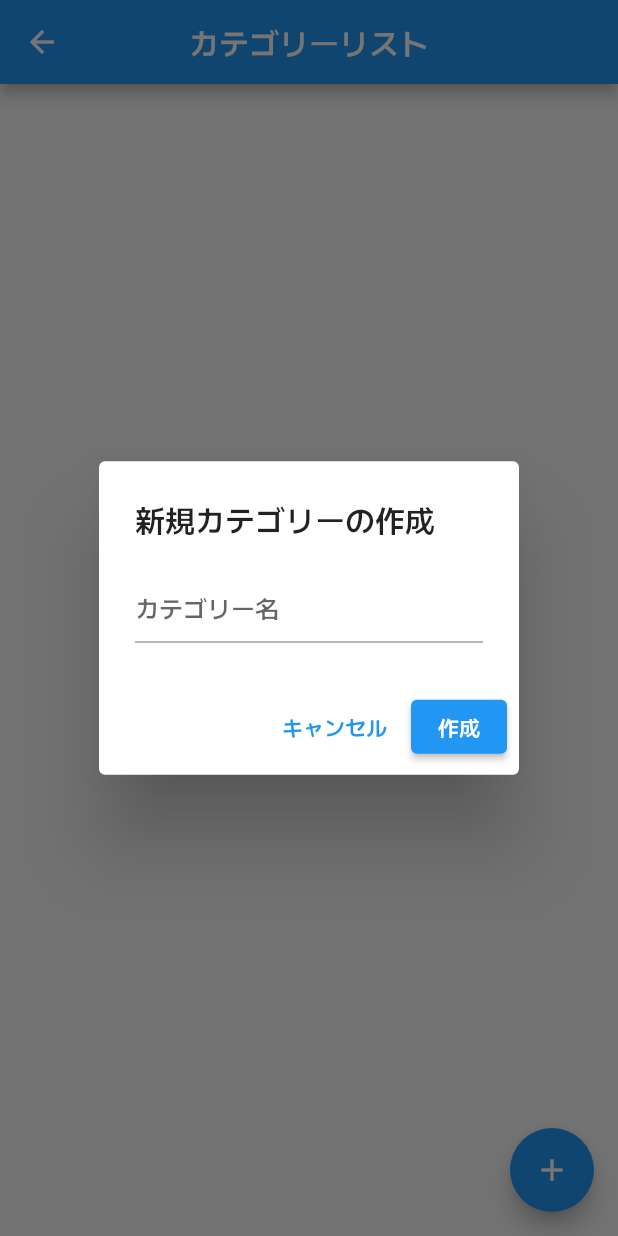
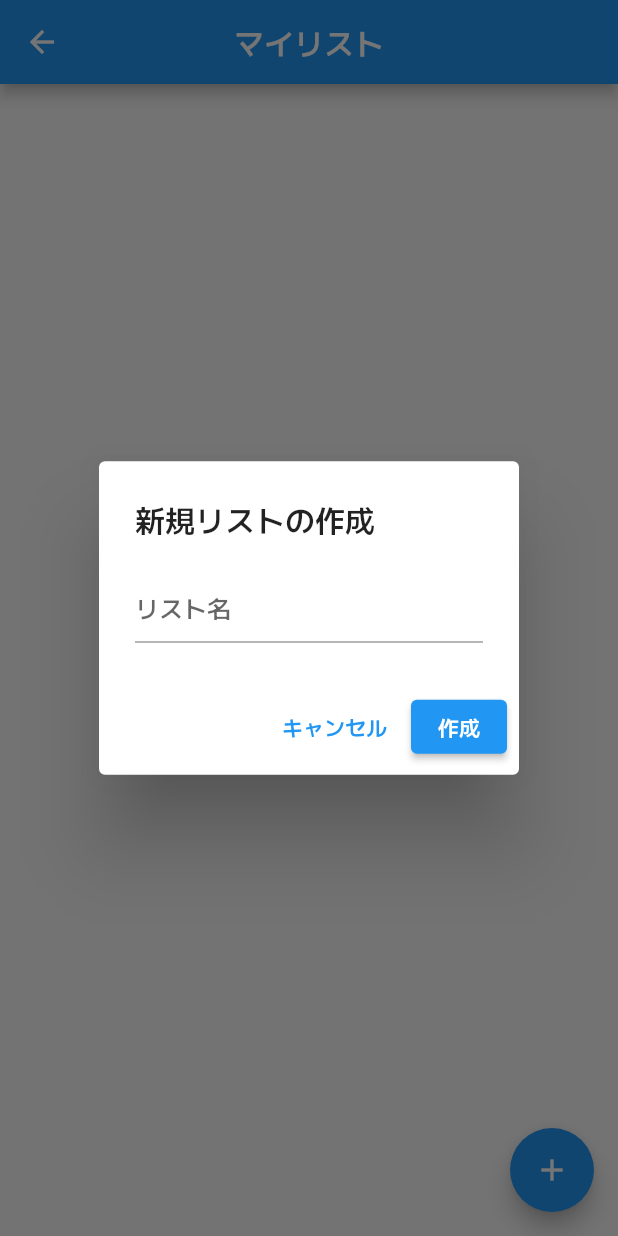
Before and after one commit to sawai-naoki-portfolio/bokitan, a Flutter app: the CategorySelectionPage screen opened directly, after a tap on the "add" icon, on a phone screen of 412 x 824 dp. Run offline on Flutter 3.47's test engine with Material 3 defaults, Android fonts, the phone set to English and light mode, and no system bars; our stand-ins replace flutter_phoenix, flutter_riverpod, math_expressions, share_plus, shared_preferences, table_calendar; accounts and stored records are empty.

Commit message:
カテゴリーをリストに変更

```diff
--- a/lib/notifier/CategoriesNotifier.dart
+++ b/lib/notifier/CategoriesNotifier.dart
@@ -7,7 +7,7 @@ import '../utility/Category.dart';
 
 /// ---------------------------------------------------------------------------
 /// CategoriesNotifier
-/// ─ カテゴリーの作成、更新、削除および単語の所属更新、並び替えを管理する
+/// ─ リストの作成、更新、削除および単語の所属更新、並び替えを管理する
 /// ---------------------------------------------------------------------------
 class CategoriesNotifier extends StateNotifier<List<Category>> {
   CategoriesNotifier() : super([]) {
--- a/lib/utility/Category.dart
+++ b/lib/utility/Category.dart
@@ -1,6 +1,6 @@
 /// ---------------------------------------------------------------------------
 /// Category クラス
-/// ─ ユーザーが登録するカテゴリー。各カテゴリーは名前と所属する単語の名前リストを保持します。
+/// ─ ユーザーが登録するリスト。各リストは名前と所属する単語の名前リストを保持します。
 /// ---------------------------------------------------------------------------
 class Category {
   final String name;
--- a/lib/utility/Product.dart
+++ b/lib/utility/Product.dart
@@ -1,6 +1,6 @@
 /// ---------------------------------------------------------------------------
 /// Product クラス
-/// ─ 単語（もしくは単語）のデータモデル。各単語は名前、読み仮名、説明、カテゴリーを保持します。
+/// ─ 単語（もしくは単語）のデータモデル。各単語は名前、読み仮名、説明、リストを保持します。
 /// ---------------------------------------------------------------------------
 class Product {
   final String name;
--- a/lib/view/SavedItemsPage.dart
+++ b/lib/view/SavedItemsPage.dart
@@ -16,7 +16,7 @@
 //////////////////////////////////////////////
 // 保存した単語（お気に入りなど）を一覧表示する画面です。
 // 各商品（ProductCard）のタップ・スワイプ、長押しアクションから詳細ダイアログや
-// カテゴリー割当、単語チェック問題登録などの操作を実行できます。
+// リスト割当、単語チェック問題登録などの操作を実行できます。
 class SavedItemsPage extends ConsumerWidget {
   const SavedItemsPage({super.key});
 
@@ -72,7 +72,7 @@
                 },
                 child: GestureDetector(
                   onLongPress: () {
-                    // 長押し時はカテゴリー割当ウィジェット表示などを実行
+                    // 長押し時はリスト割当ウィジェット表示などを実行
                     showModalBottomSheet(
                       context: context,
                       builder: (context) => SafeArea(
--- a/lib/view/SearchPage.dart
+++ b/lib/view/SearchPage.dart
@@ -69,7 +69,7 @@ class _SearchPageState extends ConsumerState<SearchPage> {
                 title: const Text("保存する"),
                 onTap: () {
                   Navigator.pop(context);
-                  // カテゴリーへの自動割当画面等の表示
+                  // リストへの自動割当画面等の表示
                   showModalBottomSheet(
                     context: context,
                     builder: (context) =>
@@ -130,7 +130,7 @@ class _SearchPageState extends ConsumerState<SearchPage> {
               onPressed: () {
                 // メニュー表示時にもキーボードフォーカスを解除
                 FocusScope.of(context).unfocus();
-                // 下部モーダルシートで各種機能（保存一覧、カテゴリー、クイズ、設定など）へ遷移
+                // 下部モーダルシートで各種機能（保存一覧、リスト、クイズ、設定など）へ遷移
                 showModalBottomSheet(
                   context: context,
                   backgroundColor: Colors.transparent,
@@ -209,7 +209,7 @@ class _SearchPageState extends ConsumerState<SearchPage> {
                                   const Icon(Icons.folder, color: Colors.blue),
                                   context.horizontalSpaceMedium,
                                   Expanded(
-                                      child: Text("カテゴリーリスト",
+                                      child: Text("マイリスト",
                                           style: TextStyle(
                                               fontSize:
                                                   context.fontSizeMedium))),
@@ -282,7 +282,7 @@ class _SearchPageState extends ConsumerState<SearchPage> {
                                 context,
                                 MaterialPageRoute(
                                     builder: (_) =>
-                                    const ScheduleManagementPage()),
+                                        const ScheduleManagementPage()),
                               );
                             },
                             child: Container(
--- a/lib/view/category_page/CategoryAssignmentSheet.dart
+++ b/lib/view/category_page/CategoryAssignmentSheet.dart
@@ -2,7 +2,7 @@
 // CategoryAssignmentSheet
 // -----------------------------------------------------------------------------
 // CategoryAssignmentSheet は、指定された商品（Product）に対して、
-// ・どのカテゴリーに所属させるか（チェックボックスで複数選択可能）
+// ・どのリストに所属させるか（チェックボックスで複数選択可能）
 // ・「保存済み」にするかどうか
 // の割り当て状態を設定するためのモーダルシートです。
 // ============================================================================
@@ -18,7 +18,7 @@ import '../../utility/Product.dart';
 class CategoryAssignmentSheet extends ConsumerStatefulWidget {
   final Product product;
 
-  /// [product] - カテゴリー割当の対象商品
+  /// [product] - リスト割当の対象商品
   const CategoryAssignmentSheet({super.key, required this.product});
 
   @override
@@ -28,13 +28,13 @@ class CategoryAssignmentSheet extends ConsumerStatefulWidget {
 // ============================================================================
 // CategoryAssignmentSheetState
 // -----------------------------------------------------------------------------
-// CategoryAssignmentSheetState において、既存のカテゴリー割当情報と
+// CategoryAssignmentSheetState において、既存のリスト割当情報と
 // 保存状態をローカルに保持し、ユーザーがチェックを変更した結果を反映後、
 // 「完了」ボタンを押すとそれぞれのプロバイダーに更新を通知します。
 // ============================================================================
 class CategoryAssignmentSheetState
     extends ConsumerState<CategoryAssignmentSheet> {
-  /// 各カテゴリー名と、該当商品がそのカテゴリーに所属しているかの状態（trueなら所属）
+  /// 各リスト名と、該当商品がそのリストに所属しているかの状態（trueなら所属）
   late Map<String, bool> _localAssignments;
 
   /// 商品が「保存単語」（お気に入り）に登録されているかの状態
@@ -43,7 +43,7 @@ class CategoryAssignmentSheetState
   @override
   void initState() {
     super.initState();
-    // 現在のカテゴリー割当情報をローカル状態として初期化
+    // 現在のリスト割当情報をローカル状態として初期化
     final currentCategories = ref.read(categoriesProvider);
     _localAssignments = {
       for (var cat in currentCategories)
@@ -64,12 +64,12 @@ class CategoryAssignmentSheetState
         child: Column(
           mainAxisSize: MainAxisSize.min,
           children: [
-            // ヘッダ部分：対象商品の名称と「新規カテゴリー追加」ボタン
+            // ヘッダ部分：対象商品の名称と「新規リスト追加」ボタン
             Row(
               children: [
                 Expanded(
                   child: Text(
-                    "【${widget.product.name}】のカテゴリー割当",
+                    "【${widget.product.name}】のリスト割当",
                     style: TextStyle(
                       fontWeight: FontWeight.bold,
                       fontSize: context.fontSizeMedium,
@@ -78,20 +78,20 @@ class CategoryAssignmentSheetState
                 ),
                 TextButton.icon(
                   onPressed: () async {
-                    // 新しいカテゴリーを追加するダイアログを表示
+                    // 新しいリストを追加するダイアログを表示
                     final newCat = await showCategoryCreationDialog(context);
                     if (newCat != null && newCat.isNotEmpty) {
                       await ref
                           .read(categoriesProvider.notifier)
                           .addCategory(newCat);
                       setState(() {
-                        // 新規追加したカテゴリーは初期状態で未割当にする
+                        // 新規追加したリストは初期状態で未割当にする
                         _localAssignments[newCat] = false;
                       });
                     }
                   },
                   icon: const Icon(Icons.add),
-                  label: const Text("新規カテゴリーを追加"),
+                  label: const Text("新規リストを追加"),
                 ),
               ],
             ),
@@ -107,7 +107,7 @@ class CategoryAssignmentSheetState
               },
             ),
             const Divider(),
-            // カテゴリー一覧のチェックボックスリスト：各カテゴリーにこの商品を割り当てるか選択
+            // リスト一覧のチェックボックスリスト：各リストにこの商品を割り当てるか選択
             Flexible(
               child: ListView.builder(
                 shrinkWrap: true,
@@ -134,7 +134,7 @@ class CategoryAssignmentSheetState
                 minimumSize: const Size(double.infinity, 48),
               ),
               onPressed: () async {
-                // 各カテゴリーについて、ローカル状態に応じて商品割当の更新を実行
+                // 各リストについて、ローカル状態に応じて商品割当の更新を実行
                 for (var entry in _localAssignments.entries) {
                   await ref
                       .read(categoriesProvider.notifier)
--- a/lib/view/category_page/CategoryItemsPage.dart
+++ b/lib/view/category_page/CategoryItemsPage.dart
@@ -51,7 +51,7 @@ class CategoryItemsPageState extends ConsumerState<CategoryItemsPage> {
 
     return Scaffold(
       appBar: AppBar(
-        title: Text("カテゴリー: $categoryName"),
+        title: Text("リスト: $categoryName"),
         centerTitle: true,
         actions: [
           if (_isSorting)
@@ -67,7 +67,7 @@ class CategoryItemsPageState extends ConsumerState<CategoryItemsPage> {
         ],
       ),
       body: filtered.isEmpty
-          ? const Center(child: Text("このカテゴリーに単語はありません"))
+          ? const Center(child: Text("このリストに単語はありません"))
           : _isSorting
               ? _buildSortingList(filtered, categoryName) // 並び替えモード表示
               : _buildNormalList(filtered, categoryName), // 通常リスト表示
@@ -91,7 +91,7 @@ class CategoryItemsPageState extends ConsumerState<CategoryItemsPage> {
                   context: context,
                   builder: (context) => AlertDialog(
                     title: const Text("削除確認"),
-                    content: Text("${product.name} をカテゴリーから削除してよろしいですか？"),
+                    content: Text("${product.name} をリストから削除してよろしいですか？"),
                     actions: [
                       TextButton(
                         onPressed: () => Navigator.pop(context, false),
--- a/lib/view/category_page/CategorySelectionPage.dart
+++ b/lib/view/category_page/CategorySelectionPage.dart
@@ -11,9 +11,9 @@ import 'CategoryItemsPage.dart';
 //////////////////////////////////////////////
 // CategorySelectionPage
 //////////////////////////////////////////////
-// 登録済みのカテゴリー一覧を表示する画面です。
-// ユーザーはカテゴリーごとに保存された単語のリストを見るため、
-// 各カテゴリーカードをタップして CategoryItemsPage へ遷移できます。
+// 登録済みのリスト一覧を表示する画面です。
+// ユーザーはリストごとに保存された単語のリストを見るため、
+// 各リストカードをタップして CategoryItemsPage へ遷移できます。
 class CategorySelectionPage extends ConsumerStatefulWidget {
   const CategorySelectionPage({super.key});
 
@@ -24,9 +24,9 @@ class CategorySelectionPage extends ConsumerStatefulWidget {
 // ============================================================================
 // CategorySelectionPageState
 // -----------------------------------------------------------------------------
-// この状態クラスは「カテゴリー一覧画面」内で表示するカテゴリーのリストを管理します。
-// ・通常表示モードでは、各カテゴリーをリスト表示し、スワイプで削除や長押しでオプションを起動します。
-// ・並び替えモードでは、ドラッグ＆ドロップでカテゴリーの順序を変更できるようにします。
+// この状態クラスは「リスト一覧画面」内で表示するリストのリストを管理します。
+// ・通常表示モードでは、各リストをリスト表示し、スワイプで削除や長押しでオプションを起動します。
+// ・並び替えモードでは、ドラッグ＆ドロップでリストの順序を変更できるようにします。
 // ============================================================================
 class CategorySelectionPageState extends ConsumerState<CategorySelectionPage> {
   /// 並び替えモードかどうかを示すフラグ（trueならドラッグ＆ドロップで順序変更可能）
@@ -34,7 +34,7 @@ class CategorySelectionPageState extends ConsumerState<CategorySelectionPage> {
 
   @override
   Widget build(BuildContext context) {
-    // プロバイダーから現在のカテゴリー一覧を取得
+    // プロバイダーから現在のリスト一覧を取得
     final categories = ref.watch(categoriesProvider);
     Widget listWidget;
 
@@ -44,7 +44,7 @@ class CategorySelectionPageState extends ConsumerState<CategorySelectionPage> {
         padding: EdgeInsets.symmetric(vertical: context.paddingMedium),
         itemCount: categories.length,
         onReorder: (oldIndex, newIndex) async {
-          // ドラッグ操作後、カテゴリーの新しい順序を更新する
+          // ドラッグ操作後、リストの新しい順序を更新する
           if (newIndex > oldIndex) newIndex--;
           await ref
               .read(categoriesProvider.notifier)
@@ -61,7 +61,7 @@ class CategorySelectionPageState extends ConsumerState<CategorySelectionPage> {
             title: Text(cat.name),
             subtitle: Text("登録済み単語数: ${cat.products.length}"),
             onTap: () {
-              // タップすると、該当カテゴリーの詳細（カテゴリーに属する単語一覧）画面へ遷移
+              // タップすると、該当リストの詳細（リストに属する単語一覧）画面へ遷移
               Navigator.push(
                 context,
                 MaterialPageRoute(
@@ -73,7 +73,7 @@ class CategorySelectionPageState extends ConsumerState<CategorySelectionPage> {
         },
       );
     } else {
-      // 【通常モード】：ListView でカテゴリー一覧を表示し、各リスト項目にスワイプ／タップ／長押し操作を埋め込む
+      // 【通常モード】：ListView でリスト一覧を表示し、各リスト項目にスワイプ／タップ／長押し操作を埋め込む
       listWidget = ListView.builder(
         padding: EdgeInsets.symmetric(vertical: context.paddingMedium),
         itemCount: categories.length,
@@ -87,7 +87,7 @@ class CategorySelectionPageState extends ConsumerState<CategorySelectionPage> {
                     context: context,
                     builder: (context) => AlertDialog(
                       title: const Text("削除確認"),
-                      content: Text("カテゴリー『${cat.name}』を削除してよろしいですか？"),
+                      content: Text("リスト『${cat.name}』を削除してよろしいですか？"),
                       actions: [
                         TextButton(
                           onPressed: () => Navigator.pop(context, false),
@@ -102,7 +102,7 @@ class CategorySelectionPageState extends ConsumerState<CategorySelectionPage> {
                   ) ??
                   false;
             },
-            // スワイプ後にカテゴリーを削除する
+            // スワイプ後にリストを削除する
             onDismissed: () async {
               await ref
                   .read(categoriesProvider.notifier)
@@ -113,7 +113,7 @@ class CategorySelectionPageState extends ConsumerState<CategorySelectionPage> {
               subtitle: Text("登録済み単語数: ${cat.products.length}"),
               trailing: const Icon(Icons.arrow_forward),
               onTap: () {
-                // タップでカテゴリー内の単語一覧へ遷移
+                // タップでリスト内の単語一覧へ遷移
                 Navigator.push(
                   context,
                   MaterialPageRoute(
@@ -121,7 +121,7 @@ class CategorySelectionPageState extends ConsumerState<CategorySelectionPage> {
                   ),
                 );
               },
-              // 長押しでカテゴリーの操作（リネーム、削除、並び替え）モーダルを表示
+              // 長押しでリストの操作（リネーム、削除、並び替え）モーダルを表示
               onLongPress: () {
                 _showCategoryOptions(cat);
               },
@@ -133,7 +133,7 @@ class CategorySelectionPageState extends ConsumerState<CategorySelectionPage> {
 
     return Scaffold(
       appBar: AppBar(
-        title: const Text("カテゴリーリスト"),
+        title: const Text("マイリスト"),
         centerTitle: true,
         actions: [
           // 並び替えモード中は「完了」ボタンを表示して通常モードへ戻す
@@ -149,7 +149,7 @@ class CategorySelectionPageState extends ConsumerState<CategorySelectionPage> {
         ],
       ),
       body: listWidget,
-      // FloatingActionButton：新規カテゴリーを追加するためのダイアログを起動
+      // FloatingActionButton：新規リストを追加するためのダイアログを起動
       floatingActionButton: FloatingActionButton(
         onPressed: () async {
           String? newCat = await showCategoryCreationDialog(context);
@@ -162,7 +162,7 @@ class CategorySelectionPageState extends ConsumerState<CategorySelectionPage> {
     );
   }
 
-  /// カテゴリー長押し時に表示するオプションメニュー（リネーム／削除／並び替え）の表示処理
+  /// リスト長押し時に表示するオプションメニュー（リネーム／削除／並び替え）の表示処理
   void _showCategoryOptions(Category cat) {
     showModalBottomSheet(
       context: context,
@@ -179,7 +179,7 @@ class CategorySelectionPageState extends ConsumerState<CategorySelectionPage> {
                   _showRenameCategoryDialog(cat);
                 },
               ),
-              // カテゴリー削除オプション
+              // リスト削除オプション
               ListTile(
                 leading: const Icon(Icons.delete),
                 title: const Text("リスト削除"),
@@ -189,7 +189,7 @@ class CategorySelectionPageState extends ConsumerState<CategorySelectionPage> {
                     context: context,
                     builder: (context) => AlertDialog(
                       title: const Text("リスト削除"),
-                      content: Text("カテゴリー『${cat.name}』を削除してよろしいですか？"),
+                      content: Text("リスト『${cat.name}』を削除してよろしいですか？"),
                       actions: [
                         TextButton(
                           onPressed: () => Navigator.pop(context, false),
@@ -227,7 +227,7 @@ class CategorySelectionPageState extends ConsumerState<CategorySelectionPage> {
     );
   }
 
-  /// カテゴリー名の変更用ダイアログを表示し、入力された新しい名前で更新する処理
+  /// リスト名の変更用ダイアログを表示し、入力された新しい名前で更新する処理
   void _showRenameCategoryDialog(Category cat) {
     final TextEditingController controller =
         TextEditingController(text: cat.name);
--- a/lib/view/setting_page/CacheClearScreen.dart
+++ b/lib/view/setting_page/CacheClearScreen.dart
@@ -24,7 +24,7 @@ class CacheClearScreenState extends State<CacheClearScreen> {
   final Map<String, String> _labels = {
     'search_history': '検索履歴',
     'mistake_counts': 'ミス回数',
-    'saved_categories': 'カテゴリー',
+    'saved_categories': 'リスト',
     'saved_items': '保存単語',
     'memo_list': 'メモ一覧',
   };
--- a/lib/view/widget/AddItemToCategoryDialog.dart
+++ b/lib/view/widget/AddItemToCategoryDialog.dart
@@ -3,7 +3,7 @@
 // -----------------------------------------------------------------------------
 // このウィジェットは、「カテゴリ内に新たに単語を追加」するためのダイアログです。
 // ・全単語の中から、既にそのカテゴリに登録されていない商品を対象に自動補完（Autocomplete）で検索
-// ・ユーザーが候補をタップすると、該当カテゴリーに自動で商品が追加されます。
+// ・ユーザーが候補をタップすると、該当リストに自動で商品が追加されます。
 // ============================================================================
 import 'package:flutter/material.dart';
 import 'package:flutter_riverpod/flutter_riverpod.dart';
@@ -15,7 +15,7 @@ import '../../utility/Category.dart';
 class AddItemToCategoryDialog extends ConsumerWidget {
   final Category category;
 
-  /// [category] - 商品を追加する対象のカテゴリー情報
+  /// [category] - 商品を追加する対象のリスト情報
   const AddItemToCategoryDialog({super.key, required this.category});
 
   @override
--- a/lib/view/widget/showCategoryCreationDialog.dart
+++ b/lib/view/widget/showCategoryCreationDialog.dart
@@ -3,7 +3,7 @@ import 'package:flutter/material.dart';
 
 /// ---------------------------------------------------------------------------
 /// showCategoryCreationDialog
-/// ─ 新規カテゴリーを作成するためのシンプルな入力ダイアログを表示する
+/// ─ 新規リストを作成するためのシンプルな入力ダイアログを表示する
 /// ---------------------------------------------------------------------------
 Future<String?> showCategoryCreationDialog(BuildContext context) async {
   String temp = "";
@@ -11,10 +11,10 @@ Future<String?> showCategoryCreationDialog(BuildContext context) async {
     context: context,
     builder: (context) {
       return AlertDialog(
-        title: const Text("新規カテゴリーの作成"),
+        title: const Text("新規リストの作成"),
         content: TextField(
           onChanged: (value) => temp = value,
-          decoration: const InputDecoration(hintText: "カテゴリー名"),
+          decoration: const InputDecoration(hintText: "リスト名"),
         ),
         actions: [
           TextButton(
--- a/lib/view/widget/showCategoryDeleteDialog.dart
+++ b/lib/view/widget/showCategoryDeleteDialog.dart
@@ -2,15 +2,15 @@ import 'package:flutter/material.dart';
 
 /// ---------------------------------------------------------------------------
 /// showCategoryDeleteDialog
-/// ─ カテゴリー削除前の確認ダイアログを表示する
+/// ─ リスト削除前の確認ダイアログを表示する
 /// ---------------------------------------------------------------------------
 Future<bool?> showCategoryDeleteDialog(
     BuildContext context, String categoryName) {
   return showDialog<bool>(
     context: context,
     builder: (context) => AlertDialog(
-      title: const Text("カテゴリーの削除"),
-      content: Text("カテゴリー「$categoryName」を削除してよろしいですか？"),
+      title: const Text("リストの削除"),
+      content: Text("リスト「$categoryName」を削除してよろしいですか？"),
       actions: [
         TextButton(
           onPressed: () => Navigator.pop(context, false),
```
Also changed, not shown: 1 other file.
